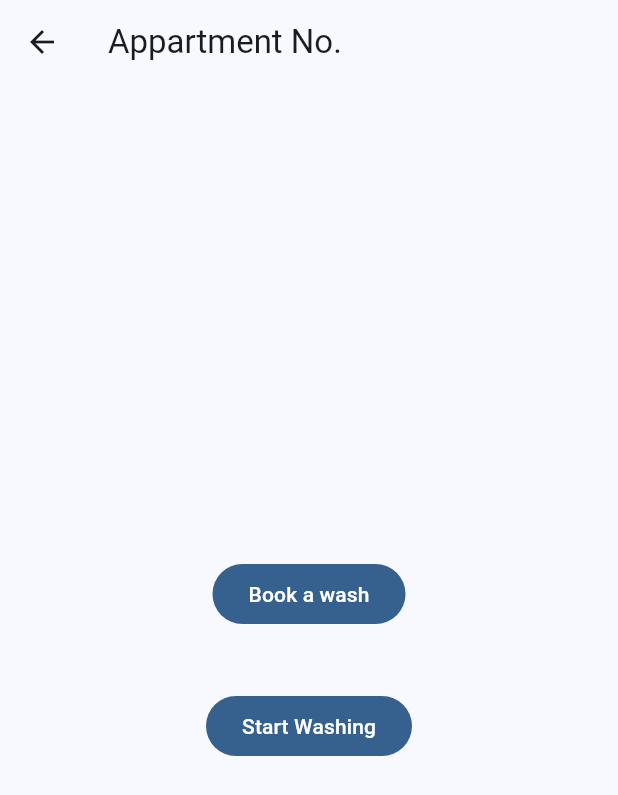
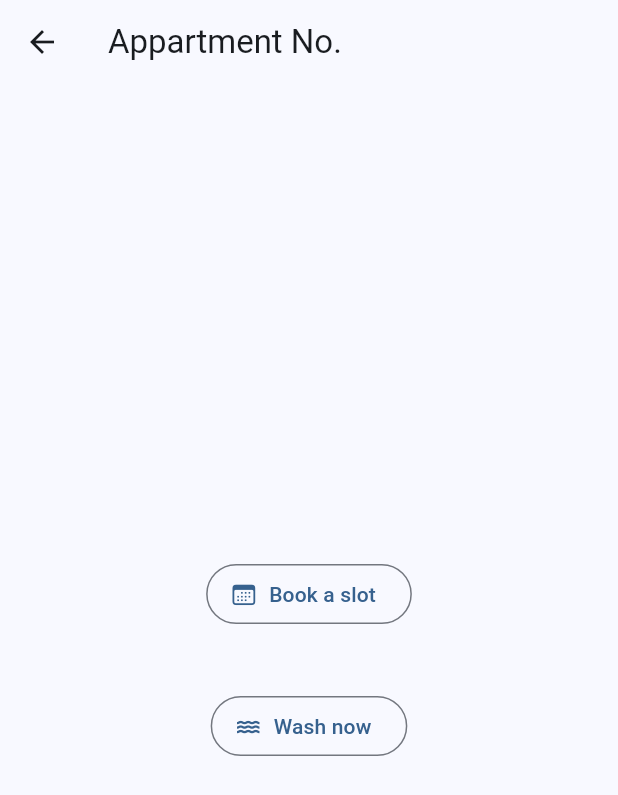
Before and after one commit to BaselHack-2023/app_oma, a Flutter app: the screen it shows after launch, after a tap on "Confirm", on a phone screen of 412 x 824 dp. Shown: the top 795 px of the screen. Run offline on Flutter 3.47's test engine with Material 2 defaults, Android fonts, the phone set to English and light mode, and no system bars.

Commit message:
adjusted buttons with icons and added calendar dependencies 🤪

```diff
--- a/lib/actionPage.dart
+++ b/lib/actionPage.dart
@@ -21,13 +21,15 @@ class actionPage extends StatelessWidget {
             // Book A day
             margin: const EdgeInsets.all(20),
             alignment: Alignment.center,
-            child: FilledButton(
+            child: OutlinedButton.icon(
+              icon: const Icon(CupertinoIcons.calendar),
               onPressed: () {
                 Navigator.push(context, MaterialPageRoute(
                     builder: (context) => const bookingPage()),
                 );
               },
-              child: Text("Book a wash"),
+              label: const Text("Book a slot"),
+
             ),
           ),
           // Start Washing
@@ -35,13 +37,14 @@ class actionPage extends StatelessWidget {
             // Book A day
             alignment: Alignment.center,
             margin: const EdgeInsets.all(20),
-            child: FilledButton(
+            child: OutlinedButton.icon(
+              icon: const Icon(Icons.water),
               onPressed: () {
                 Navigator.push(context, MaterialPageRoute(
                     builder: (context) => const startNowPage()),
                 );
               },
-              child: Text("Start Washing"),
+              label: const Text("Wash now"),
             ),
           ),
         ],
--- a/lib/homePage.dart
+++ b/lib/homePage.dart
@@ -30,7 +30,7 @@ class homePage extends StatelessWidget {
           ),
 
 
-          FilledButton(
+          OutlinedButton(
             child: const Text('Confirm'),
             onPressed: () {
               // Navigate to second route when tapped.
--- a/pubspec.yaml
+++ b/pubspec.yaml
@@ -35,6 +35,7 @@ dependencies:
   # The following adds the Cupertino Icons font to your application.
   # Use with the CupertinoIcons class for iOS style icons.
   cupertino_icons: ^1.0.2
+  syncfusion_flutter_calendar: ^23.1.42
 
 dev_dependencies:
   flutter_test:
```
Also changed, not shown: pubspec.lock.
